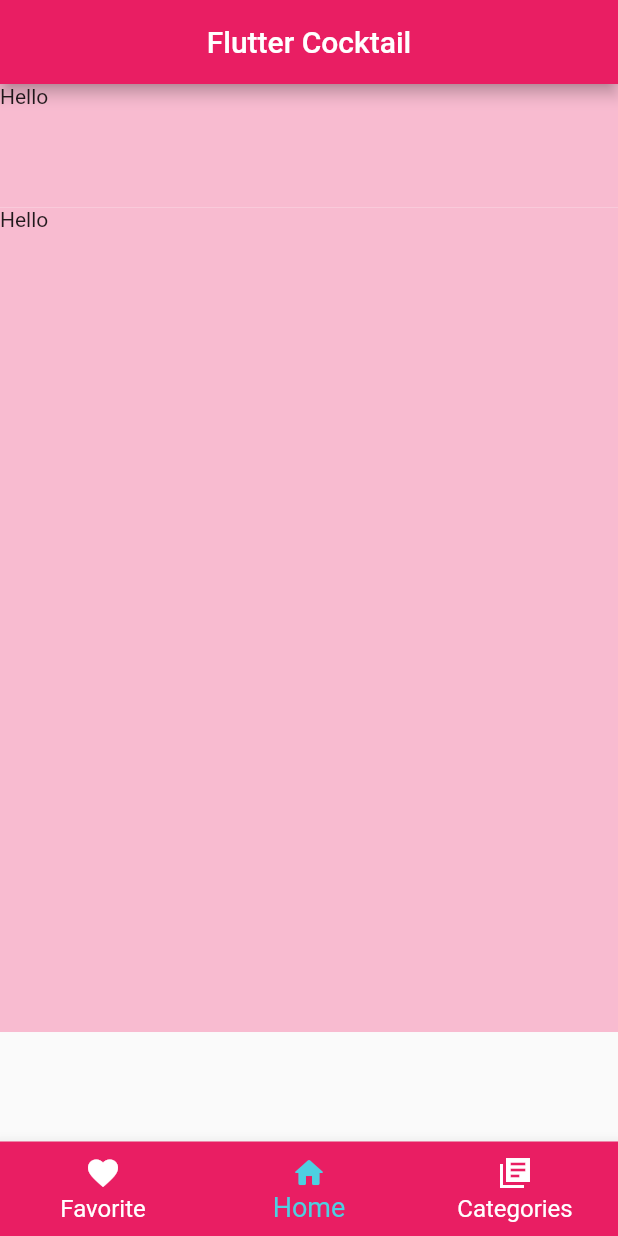
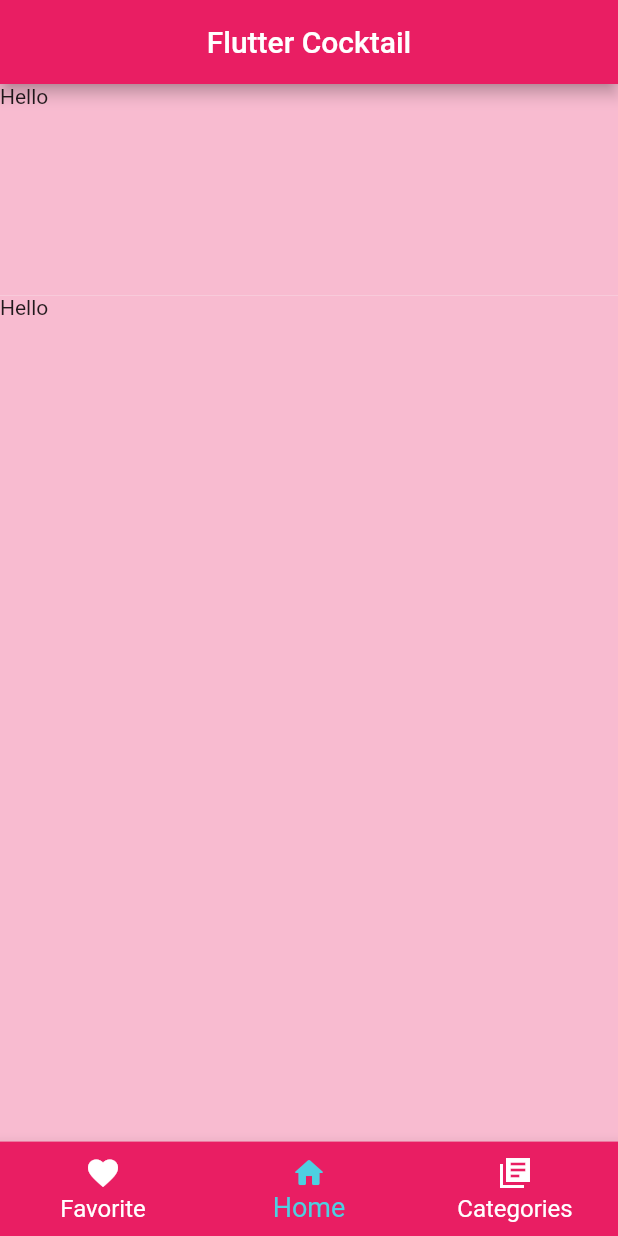
Before and after one commit to AlexIchenskiy/FlutterCocktail, a Flutter app: the screen it shows after launch, on a phone screen of 412 x 824 dp. Run offline on Flutter 3.47's test engine with Material 2 defaults, Android fonts, the phone set to English and light mode, and no system bars.

Commit message:
feat: home height fix

```diff
--- a/lib/main.dart
+++ b/lib/main.dart
@@ -110,17 +110,21 @@ class HomeWidget extends StatelessWidget {
     return Container (
       child: Column(
         children: <Widget>[
-          Container(
-            color: Colors.pink.shade100,
-            width: double.infinity,
-            height: MediaQuery.of(context).size.height * 0.1,
-            child: Text("Hello"),
+          Expanded(
+            flex: 2,
+            child: Container(
+              color: Colors.pink.shade100,
+              width: double.infinity,
+              child: const Text("Hello"),
+            ),
           ),
-          Container(
-            color: Colors.pink.shade100,
-            width: double.infinity,
-            height: MediaQuery.of(context).size.height * 0.667,
-            child: Text("Hello"),
+          Expanded(
+            flex: 8,
+            child: Container(
+              color: Colors.pink.shade100,
+              width: double.infinity,
+              child: const Text("Hello"),
+            ),
           ),
         ],
       ),
```
